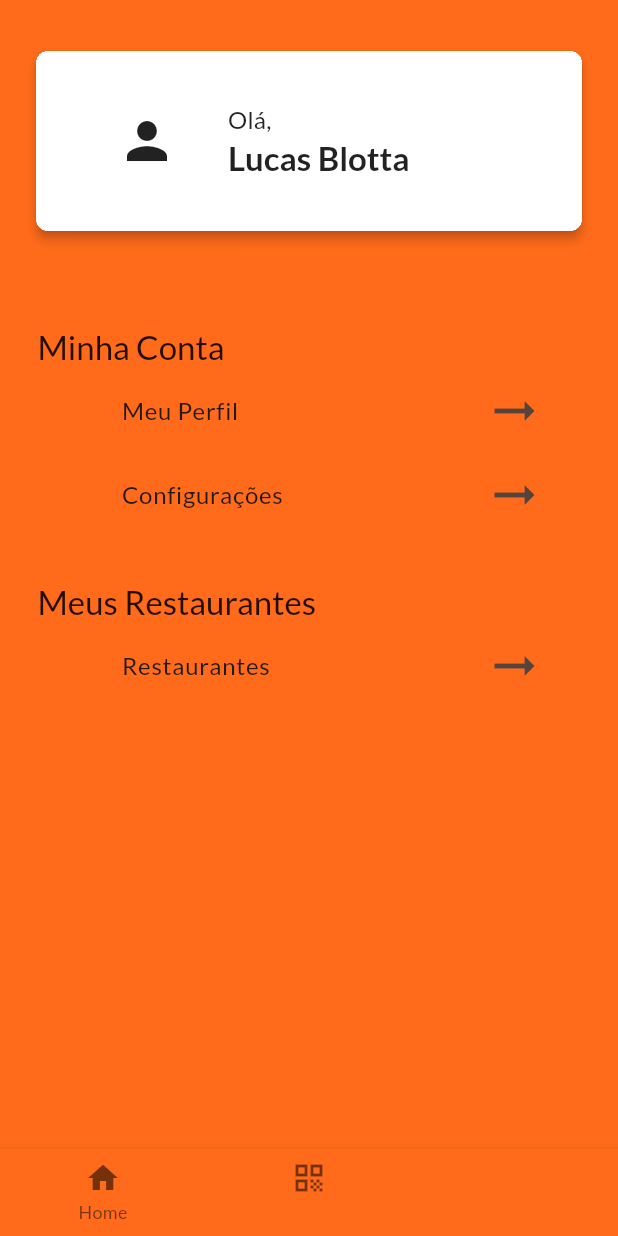
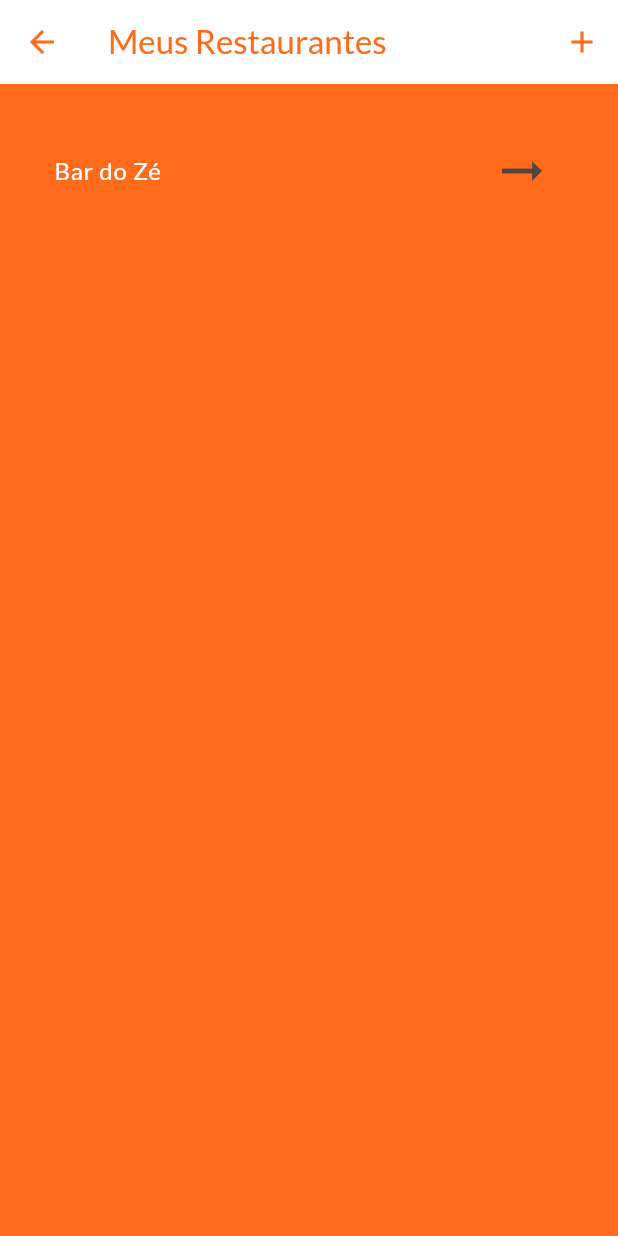
Before and after one commit to blotta/bon_appetit_app, a Flutter app: the screen it shows after launch, item 3 of the bottom bar chosen, after a tap on "Restaurantes", on a phone screen of 412 x 824 dp. Run offline on Flutter 3.47's test engine with Material 2 defaults, Android fonts, the phone set to English and light mode, and no system bars; our stand-ins replace flutter_riverpod, google_fonts, transparent_image; network calls fail.

Commit message:
restaurant management start

```diff
--- a/lib/main.dart
+++ b/lib/main.dart
@@ -8,6 +8,7 @@ final theme = ThemeData(
   colorScheme: ColorScheme.fromSeed(
       seedColor: const Color.fromARGB(255, 255, 107, 26),
       brightness: Brightness.light,
+      onSurface: Colors.white,
       surface: const Color.fromARGB(255, 255, 107, 26)),
   textTheme: GoogleFonts.latoTextTheme(),
 );
--- a/lib/screens/profile.dart
+++ b/lib/screens/profile.dart
@@ -1,3 +1,4 @@
+import 'package:bon_appetit_app/screens/profile/restaurants.dart';
 import 'package:flutter/material.dart';
 
 class ProfileScreen extends StatelessWidget {
@@ -5,6 +6,11 @@ class ProfileScreen extends StatelessWidget {
 
   @override
   Widget build(BuildContext context) {
+    void navigateToRestaurants() {
+      Navigator.of(context)
+          .push(MaterialPageRoute(builder: (ctx) => RestaurantsScreen()));
+    }
+
     return Scaffold(
       body: SingleChildScrollView(
         child: Column(
@@ -89,7 +95,7 @@ class ProfileScreen extends StatelessWidget {
                   Text('Meus Restaurantes',
                       style: Theme.of(context).textTheme.titleLarge),
                   ListTile(
-                    onTap: () {},
+                    onTap: navigateToRestaurants,
                     leading: Icon(Icons.storefront_outlined,
                         color: Theme.of(context).colorScheme.surface),
                     title: const Text('Restaurantes'),
--- /dev/null
+++ b/lib/screens/profile/restaurants.dart
@@ -0,0 +1,48 @@
+import 'package:bon_appetit_app/data/dummy_data.dart';
+import 'package:bon_appetit_app/models/menu.dart';
+import 'package:bon_appetit_app/screens/profile/restaurant_details.dart';
+import 'package:bon_appetit_app/screens/profile/restaurant_edit.dart';
+import 'package:flutter/material.dart';
+
+class RestaurantsScreen extends StatelessWidget {
+  const RestaurantsScreen({super.key});
+
+  @override
+  Widget build(BuildContext context) {
+
+    void navigateToRestaurantDetails(Restaurant r) {
+      Navigator.of(context).push(MaterialPageRoute(builder: (ctx) => RestaurantDetailsScreen(restaurant: r)));
+    }
+
+    void navigateToRestaurantEdit(Restaurant? r) {
+      Navigator.of(context).push(MaterialPageRoute(builder: (ctx) => RestaurantEditScreen(restaurant: r)));
+    }
+
+    return Scaffold(
+      appBar: AppBar(
+        backgroundColor: Colors.white,
+        foregroundColor: Theme.of(context).colorScheme.surface,
+        title: const Text('Meus Restaurantes'),
+        actions: [
+          IconButton(
+            onPressed: () => navigateToRestaurantEdit(null),
+            icon: const Icon(Icons.add),
+          )
+        ],
+      ),
+      body: Container(
+        padding: const EdgeInsets.symmetric(horizontal: 20, vertical: 30),
+        child: ListView.builder(
+          itemCount: dataRestaurants.length,
+          itemBuilder: (ctx, index) {
+            return ListTile(
+              onTap: () => navigateToRestaurantDetails(dataRestaurants[index]),
+              title: Text(dataRestaurants[index].name),
+              trailing: Icon(Icons.arrow_right_alt, size: 40),
+            );
+          },
+        ),
+      ),
+    );
+  }
+}
```
Also changed, not shown: lib/screens/profile/restaurant_details.dart (added, +14 -0 lines), lib/screens/profile/restaurant_edit.dart (added, +14 -0 lines).
